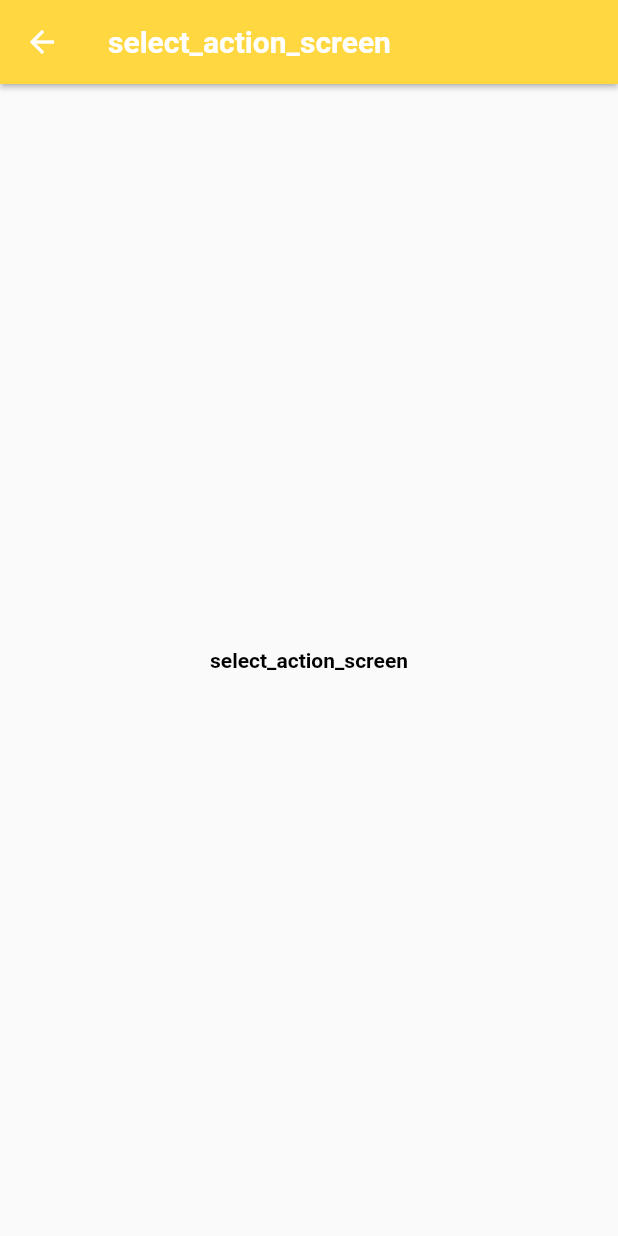
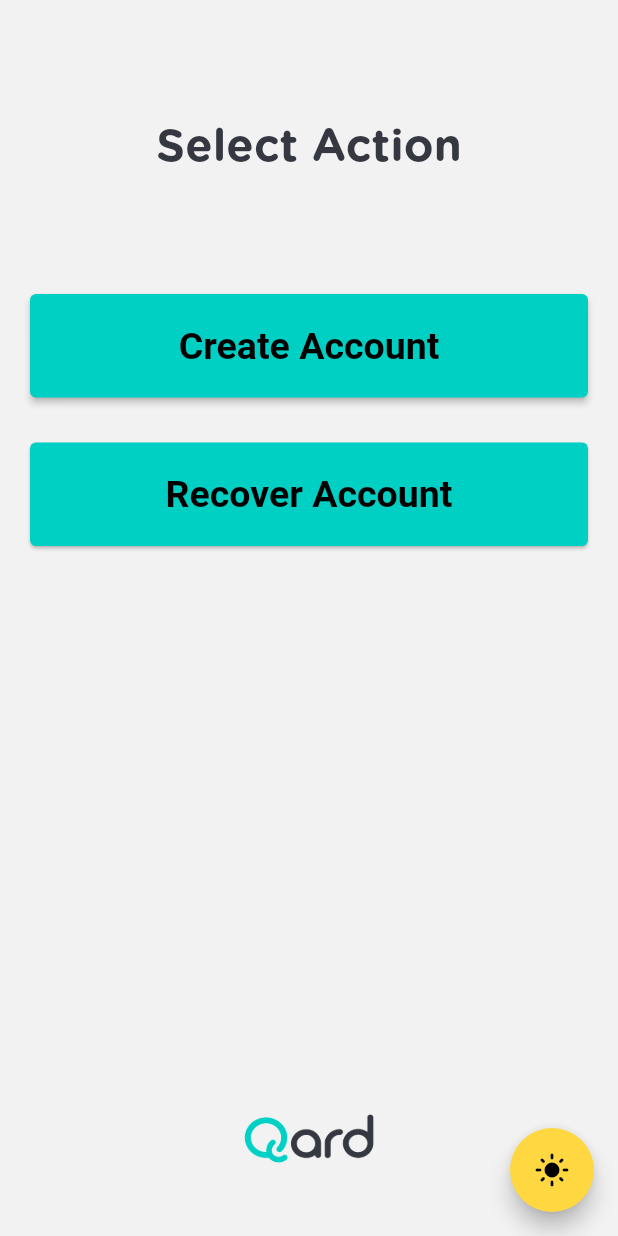
Before and after one commit to TheAbror/app_qard_wallet, a Flutter app: the SelectActionScreen screen opened by its route, on a phone screen of 412 x 824 dp. Run offline on Flutter 3.47's test engine with Material 2 defaults, Android fonts, the phone set to English and light mode, and no system bars; our stand-ins replace get, rxdart.

Commit message:
crear ventana base

```diff
--- a/lib/presentation/screen/splash/select_action_screen.dart
+++ b/lib/presentation/screen/splash/select_action_screen.dart
@@ -1,4 +1,8 @@
 import 'package:flutter/material.dart';
+
+import 'package:qard_wallet/main.dart';
+import 'package:qard_wallet/presentation/screen/recover/recover_account_screen.dart';
+import 'package:qard_wallet/presentation/screen/signout/signout_screen.dart';
 
 class SelectActionScreen extends StatefulWidget {
   static const routeName = "/action";
@@ -15,11 +19,72 @@ class _SelectActionScreenState extends State<SelectActionScreen> {
   @override
   Widget build(BuildContext context) {
     return Scaffold(
-      appBar: AppBar(
-        title: Text("select_action_screen"),
+      backgroundColor: Theme.of(context).colorScheme.background,
+      body:  SingleChildScrollView(
+        child: Container(
+          padding: const EdgeInsets.only(left: 20, right: 20),
+          width: MediaQuery.of(context).size.width,
+          height: MediaQuery.of(context).size.height,
+          //height: 900,
+          color: Theme.of(context).colorScheme.background,
+          child: Column(
+            children: [
+              const SizedBox(
+                height: 80,
+              ),
+              Text("Select Action",
+                style: Theme.of(context).textTheme.headline1,
+              ),
+              const SizedBox(
+                height: 80,
+              ),
+              ElevatedButton(
+                onPressed: () => Navigator.pushNamed(context, SignOutScreen.routeName),
+                child: Text(
+                  'Create Account',
+                  style: Theme.of(context).textTheme.headline2,
+                ),
+                style: ElevatedButton.styleFrom(
+                  primary: Theme.of(context).colorScheme.primary,
+                  minimumSize: const Size.fromHeight(50),
+                  padding: const EdgeInsets.all(20),
+                  // NEW
+                ),
+              ),
+              const SizedBox(
+                height: 30,
+              ),
+              ElevatedButton(
+                onPressed: () => Navigator.pushNamed(context, RecoverAccountScreen.routeName),
+                child: Text(
+                  'Recover Account',
+                  style: Theme.of(context).textTheme.headline2,
+                ),
+                style: ElevatedButton.styleFrom(
+                  elevation: 1,
+                  primary: Theme.of(context).colorScheme.primary,
+                  minimumSize: const Size.fromHeight(50),
+                  padding: const EdgeInsets.all(20),
+                ),
+              ),
+              const SizedBox(
+                height: 320,
+              ),
+              Image.asset('assets/images/logo.png',height: 150,),
+            ],
+          ),
+        ),
       ),
-      body: Center(
-        child: Text("select_action_screen"),
+      floatingActionButton: FloatingActionButton(
+          child: Icon(QardWalletApp.themeNotifier.value == ThemeMode.light
+              ? Icons.dark_mode
+              : Icons.light_mode),
+          onPressed: () {
+            QardWalletApp.themeNotifier.value =
+            QardWalletApp.themeNotifier.value == ThemeMode.light
+                ? ThemeMode.dark
+                : ThemeMode.light;
+          }
       ),
     );
   }
--- a/lib/presentation/screen/splash/splash_screen.dart
+++ b/lib/presentation/screen/splash/splash_screen.dart
@@ -1,7 +1,7 @@
 import 'package:flutter/material.dart';
 import 'package:qard_wallet/domain/enums/init_type.dart';
 import 'package:qard_wallet/presentation/bloc/splash_bloc.dart';
-import 'package:qard_wallet/presentation/screen/home/home_screen.dart';
+import 'package:qard_wallet/presentation/screen/splash/select_action_screen.dart';
 
 
 class SplashScreen extends StatefulWidget {
@@ -24,7 +24,7 @@ class _SplashScreenState extends State<SplashScreen> {
     InitType result = InitType.intro;
 
     if (result ==  InitType.intro) {
-      Navigator.pushNamed(context, HomeScreen.routeName);
+      Navigator.pushNamed(context, SelectActionScreen.routeName);
 
     }
 
```
Also changed, not shown: lib/main.dart (+11 -7 lines).
